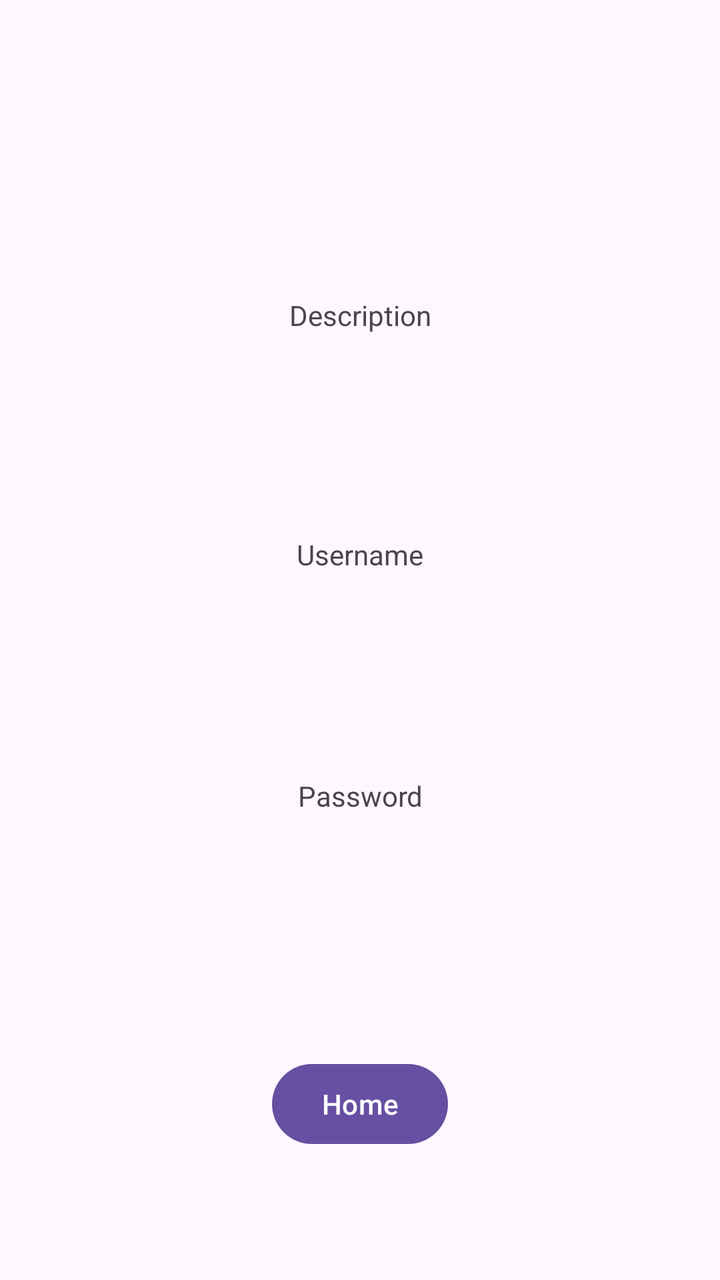
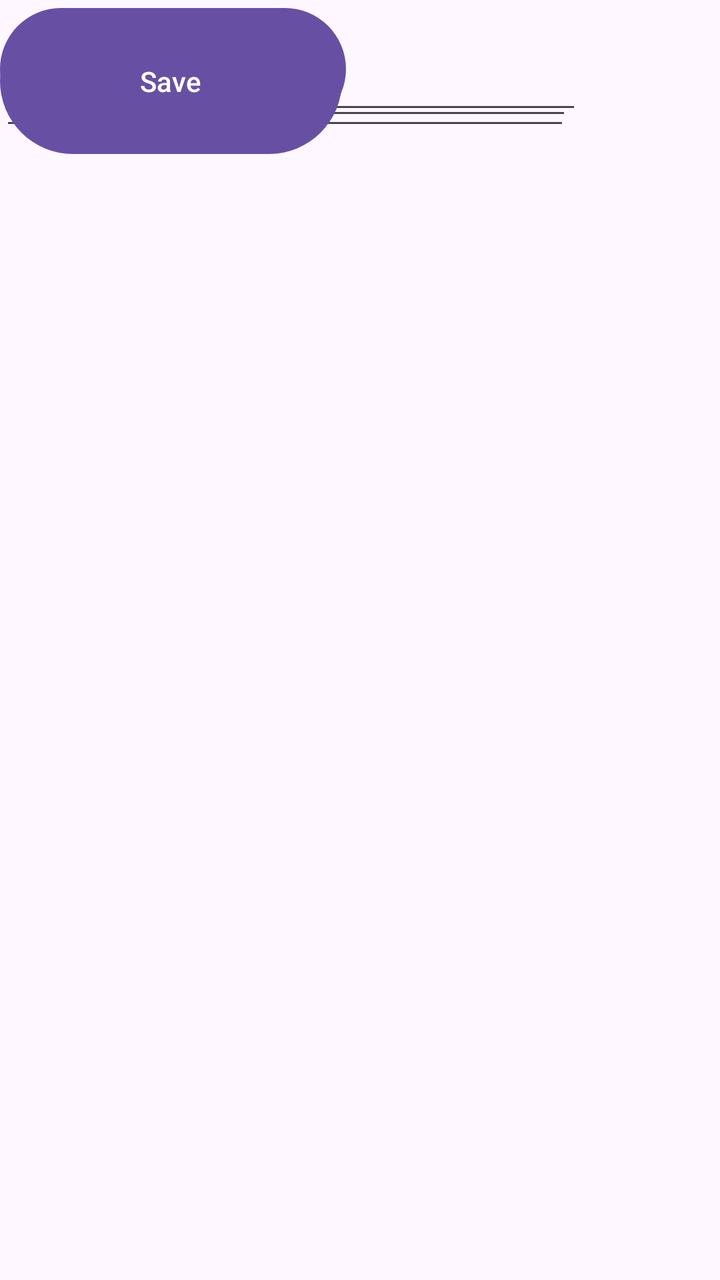

The first picture is an Android layout as it rendered before a commit; the second is the same layout after the commit. The layout source and the unified diff follow.
<!-- AndroidManifest.xml: application theme Theme.AppInterface1 -->
<!-- res/layout/activity_pswd_save.xml -->
<?xml version="1.0" encoding="utf-8"?>
<androidx.constraintlayout.widget.ConstraintLayout xmlns:android="http://schemas.android.com/apk/res/android"
    xmlns:app="http://schemas.android.com/apk/res-auto"
    xmlns:tools="http://schemas.android.com/tools"
    android:id="@+id/main"
    android:layout_width="match_parent"
    android:layout_height="match_parent"
    android:visibility="visible"
    tools:context=".pswdSave">

    <Button
        android:id="@+id/button10"
        android:layout_width="wrap_content"
        android:layout_height="wrap_content"
        android:layout_marginBottom="64dp"
        android:onClick="homeScreen"
        android:text="Home"
        app:layout_constraintBottom_toBottomOf="parent"
        app:layout_constraintEnd_toEndOf="parent"
        app:layout_constraintStart_toStartOf="parent"
        app:layout_constraintTop_toBottomOf="@+id/passText" />

    <TextView
        android:id="@+id/desText"
        android:layout_width="159dp"
        android:layout_height="0dp"
        android:layout_marginTop="148dp"
        android:layout_marginBottom="84dp"
        android:text="Description"
        android:textAlignment="center"
        app:layout_constraintBottom_toTopOf="@+id/userText"
        app:layout_constraintEnd_toEndOf="parent"
        app:layout_constraintStart_toStartOf="parent"
        app:layout_constraintTop_toTopOf="parent" />

    <TextView
        android:id="@+id/userText"
        android:layout_width="169dp"
        android:layout_height="0dp"
        android:layout_marginBottom="85dp"
        android:text="Username"
        android:textAlignment="center"
        app:layout_constraintBottom_toTopOf="@+id/passText"
        app:layout_constraintEnd_toEndOf="parent"
        app:layout_constraintStart_toStartOf="parent"
        app:layout_constraintTop_toBottomOf="@+id/desText" />

    <TextView
        android:id="@+id/passText"
        android:layout_width="162dp"
        android:layout_height="0dp"
        android:layout_marginBottom="104dp"
        android:text="Password"
        android:textAlignment="center"
        app:layout_constraintBottom_toTopOf="@+id/button10"
        app:layout_constraintEnd_toEndOf="parent"
        app:layout_constraintStart_toStartOf="parent"
        app:layout_constraintTop_toBottomOf="@+id/userText" />
</androidx.constraintlayout.widget.ConstraintLayout>
<!-- resources referenced by this layout -->
<resources>
  <style name="Theme.AppInterface1" parent="Base.Theme.AppInterface1" />
  <style name="Base.Theme.AppInterface1" parent="Theme.Material3.DayNight.NoActionBar">
          
          
      </style>
</resources>

<!-- the commit's change to res/layout/activity_pswd_save.xml (unified diff, before → after) -->
@@ -10,50 +10,49 @@
 
     <Button
         android:id="@+id/button10"
-        android:layout_width="wrap_content"
-        android:layout_height="wrap_content"
-        android:layout_marginBottom="64dp"
+        android:layout_width="173dp"
+        android:layout_height="69dp"
         android:onClick="homeScreen"
         android:text="Home"
-        app:layout_constraintBottom_toBottomOf="parent"
-        app:layout_constraintEnd_toEndOf="parent"
-        app:layout_constraintStart_toStartOf="parent"
-        app:layout_constraintTop_toBottomOf="@+id/passText" />
+        tools:layout_editor_absoluteX="119dp"
+        tools:layout_editor_absoluteY="591dp" />
 
-    <TextView
+    <EditText
         android:id="@+id/desText"
-        android:layout_width="159dp"
-        android:layout_height="0dp"
-        android:layout_marginTop="148dp"
-        android:layout_marginBottom="84dp"
+        android:layout_width="285dp"
+        android:layout_height="70dp"
+        android:ems="10"
+        android:inputType="text"
         android:text="Description"
-        android:textAlignment="center"
-        app:layout_constraintBottom_toTopOf="@+id/userText"
-        app:layout_constraintEnd_toEndOf="parent"
-        app:layout_constraintStart_toStartOf="parent"
-        app:layout_constraintTop_toTopOf="parent" />
+        tools:layout_editor_absoluteX="62dp"
+        tools:layout_editor_absoluteY="55dp" />
 
-    <TextView
+    <EditText
         android:id="@+id/userText"
-        android:layout_width="169dp"
-        android:layout_height="0dp"
-        android:layout_marginBottom="85dp"
+        android:layout_width="286dp"
+        android:layout_height="65dp"
+        android:ems="10"
+        android:inputType="text"
         android:text="Username"
-        android:textAlignment="center"
-        app:layout_constraintBottom_toTopOf="@+id/passText"
-        app:layout_constraintEnd_toEndOf="parent"
-        app:layout_constraintStart_toStartOf="parent"
-        app:layout_constraintTop_toBottomOf="@+id/desText" />
+        tools:layout_editor_absoluteX="62dp"
+        tools:layout_editor_absoluteY="210dp" />
 
-    <TextView
+    <EditText
         android:id="@+id/passText"
-        android:layout_width="162dp"
-        android:layout_height="0dp"
-        android:layout_marginBottom="104dp"
+        android:layout_width="291dp"
+        android:layout_height="62dp"
+        android:ems="10"
+        android:inputType="text"
         android:text="Password"
-        android:textAlignment="center"
-        app:layout_constraintBottom_toTopOf="@+id/button10"
-        app:layout_constraintEnd_toEndOf="parent"
-        app:layout_constraintStart_toStartOf="parent"
-        app:layout_constraintTop_toBottomOf="@+id/userText" />
+        tools:layout_editor_absoluteX="62dp"
+        tools:layout_editor_absoluteY="343dp" />
+
+    <Button
+        android:id="@+id/Store"
+        android:layout_width="171dp"
+        android:layout_height="81dp"
+        android:text="Save"
+        tools:layout_editor_absoluteX="119dp"
+        tools:layout_editor_absoluteY="457dp" />
+
 </androidx.constraintlayout.widget.ConstraintLayout>
